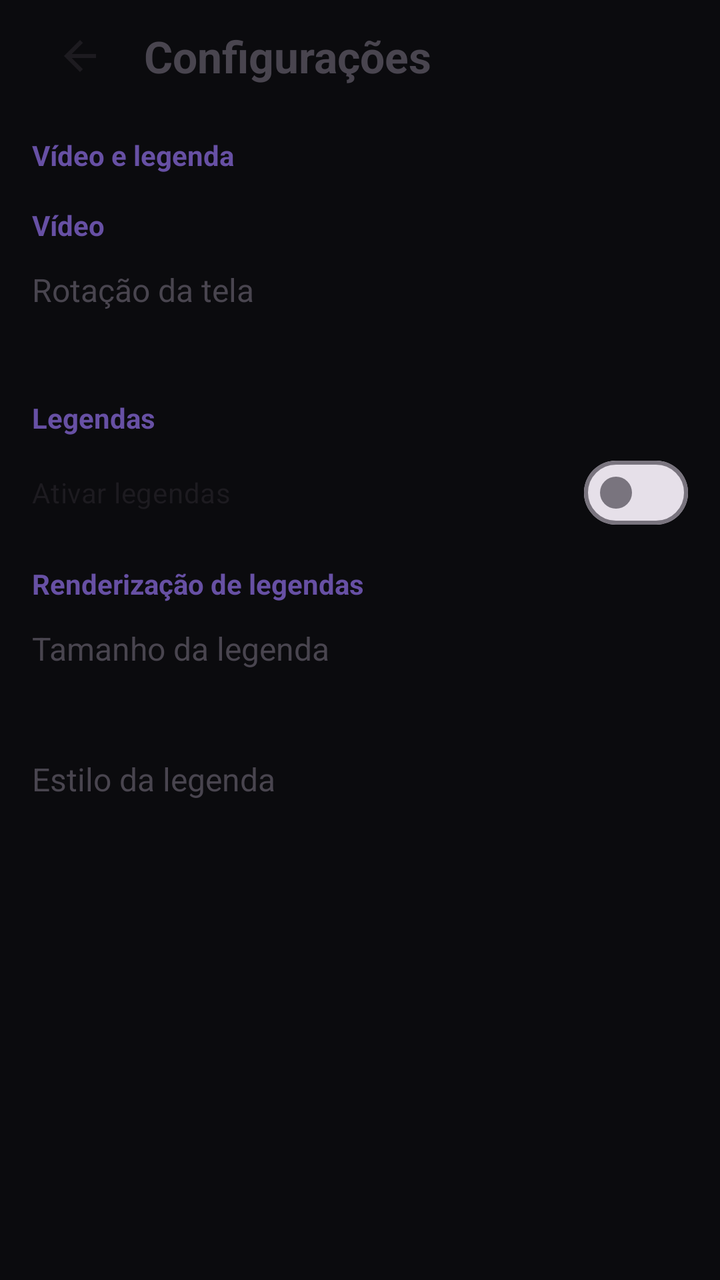
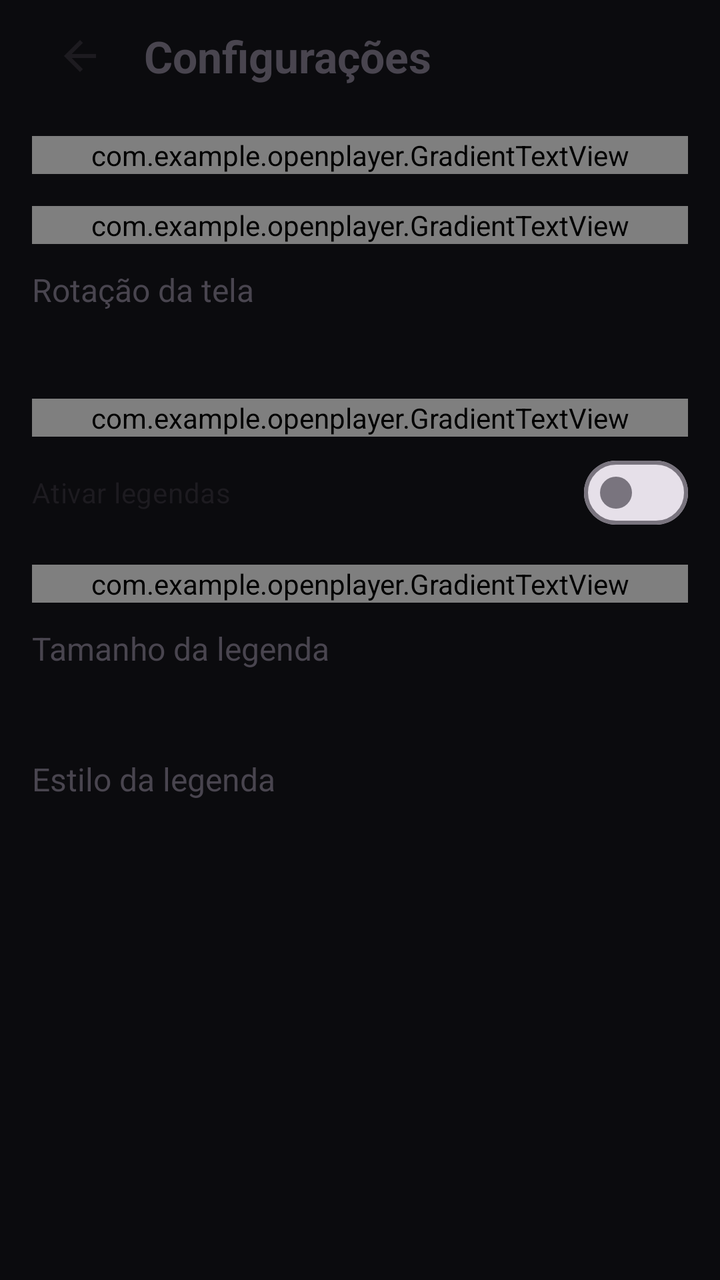

Compare the two renders of this Android layout. The source of the first and the diff that turns it into the second are given below.
<!-- AndroidManifest.xml: application theme Theme.OpenPlayer -->
<!-- res/layout/activity_settings.xml -->
<?xml version="1.0" encoding="utf-8"?>
<ScrollView xmlns:android="http://schemas.android.com/apk/res/android"
    android:layout_width="match_parent"
    android:layout_height="match_parent">

    <LinearLayout
        android:layout_width="match_parent"
        android:layout_height="wrap_content"
        android:orientation="vertical"
        android:paddingHorizontal="16dp"
        android:paddingBottom="24dp">

        <LinearLayout
            android:layout_width="match_parent"
            android:layout_height="56dp"
            android:gravity="center_vertical"
            android:orientation="horizontal">

            <ImageButton
                android:id="@+id/btnBack"
                android:layout_width="48dp"
                android:layout_height="48dp"
                android:background="?attr/selectableItemBackgroundBorderless"
                android:contentDescription="@string/back"
                android:src="@drawable/ic_arrow_back"
                android:tint="?attr/colorOnSurface" />

            <TextView
                android:layout_width="0dp"
                android:layout_height="wrap_content"
                android:layout_marginStart="8dp"
                android:layout_weight="1"
                android:text="@string/menu_settings"
                android:textSize="22sp"
                android:textStyle="bold" />
        </LinearLayout>

        <TextView
            android:layout_width="match_parent"
            android:layout_height="wrap_content"
            android:layout_marginTop="12dp"
            android:text="@string/settings_group"
            android:textColor="?attr/colorPrimary"
            android:textSize="14sp"
            android:textStyle="bold" />

        <TextView
            android:layout_width="match_parent"
            android:layout_height="wrap_content"
            android:layout_marginTop="16dp"
            android:text="@string/settings_video"
            android:textColor="?attr/colorPrimary"
            android:textSize="14sp"
            android:textStyle="bold" />

        <LinearLayout
            android:id="@+id/rowRotation"
            android:layout_width="match_parent"
            android:layout_height="wrap_content"
            android:background="?attr/selectableItemBackground"
            android:orientation="vertical"
            android:paddingVertical="12dp">

            <TextView
                android:layout_width="match_parent"
                android:layout_height="wrap_content"
                android:text="@string/settings_rotation"
                android:textSize="16sp" />

            <TextView
                android:id="@+id/rotationValue"
                android:layout_width="match_parent"
                android:layout_height="wrap_content"
                android:layout_marginTop="2dp"
                android:alpha="0.7"
                android:textSize="13sp" />
        </LinearLayout>

        <TextView
            android:layout_width="match_parent"
            android:layout_height="wrap_content"
            android:layout_marginTop="12dp"
            android:text="@string/settings_subtitles"
            android:textColor="?attr/colorPrimary"
            android:textSize="14sp"
            android:textStyle="bold" />

        <com.google.android.material.materialswitch.MaterialSwitch
            android:id="@+id/switchSubs"
            android:layout_width="match_parent"
            android:layout_height="wrap_content"
            android:layout_marginTop="4dp"
            android:text="@string/settings_subs_enable" />

        <TextView
            android:layout_width="match_parent"
            android:layout_height="wrap_content"
            android:layout_marginTop="12dp"
            android:text="@string/settings_subs_render"
            android:textColor="?attr/colorPrimary"
            android:textSize="14sp"
            android:textStyle="bold" />

        <LinearLayout
            android:id="@+id/rowSubSize"
            android:layout_width="match_parent"
            android:layout_height="wrap_content"
            android:background="?attr/selectableItemBackground"
            android:orientation="vertical"
            android:paddingVertical="12dp">

            <TextView
                android:layout_width="match_parent"
                android:layout_height="wrap_content"
                android:text="@string/settings_sub_size"
                android:textSize="16sp" />

            <TextView
                android:id="@+id/subSizeValue"
                android:layout_width="match_parent"
                android:layout_height="wrap_content"
                android:layout_marginTop="2dp"
                android:alpha="0.7"
                android:textSize="13sp" />
        </LinearLayout>

        <LinearLayout
            android:id="@+id/rowSubStyle"
            android:layout_width="match_parent"
            android:layout_height="wrap_content"
            android:background="?attr/selectableItemBackground"
            android:orientation="vertical"
            android:paddingVertical="12dp">

            <TextView
                android:layout_width="match_parent"
                android:layout_height="wrap_content"
                android:text="@string/settings_sub_style"
                android:textSize="16sp" />

            <TextView
                android:id="@+id/subStyleValue"
                android:layout_width="match_parent"
                android:layout_height="wrap_content"
                android:layout_marginTop="2dp"
                android:alpha="0.7"
                android:textSize="13sp" />
        </LinearLayout>
    </LinearLayout>
</ScrollView>
<!-- resources referenced by this layout -->
<resources>
  <!-- drawable ic_arrow_back (drawable) -->
  <vector xmlns:android="http://schemas.android.com/apk/res/android"
      android:width="24dp"
      android:height="24dp"
      android:viewportWidth="24"
      android:viewportHeight="24"
      android:tint="?attr/colorControlNormal">
      <path android:fillColor="@android:color/white" android:pathData="M20,11H7.83l5.59,-5.59L12,4l-8,8 8,8 1.41,-1.41L7.83,13H20v-2z" />
  </vector>
  <string name="back">Voltar</string>
  <string name="menu_settings">Configurações</string>
  <string name="settings_group">Vídeo e legenda</string>
  <string name="settings_rotation">Rotação da tela</string>
  <string name="settings_sub_size">Tamanho da legenda</string>
  <string name="settings_sub_style">Estilo da legenda</string>
  <string name="settings_subs_enable">Ativar legendas</string>
  <string name="settings_subs_render">Renderização de legendas</string>
  <string name="settings_subtitles">Legendas</string>
  <string name="settings_video">Vídeo</string>
  <style name="Theme.OpenPlayer" parent="Theme.Material3.DayNight.NoActionBar">
          <item name="android:colorBackground">@color/app_bg</item>
          <item name="android:windowBackground">@color/app_bg</item>
      </style>
  <color name="app_bg">#0B0B0E</color>
</resources>

<!-- the commit's change to res/layout/activity_settings.xml (unified diff, before → after) -->
@@ -35,21 +35,19 @@
                 android:textStyle="bold" />
         </LinearLayout>
 
-        <TextView
+        <com.example.openplayer.GradientTextView
             android:layout_width="match_parent"
             android:layout_height="wrap_content"
             android:layout_marginTop="12dp"
             android:text="@string/settings_group"
-            android:textColor="?attr/colorPrimary"
             android:textSize="14sp"
             android:textStyle="bold" />
 
-        <TextView
+        <com.example.openplayer.GradientTextView
             android:layout_width="match_parent"
             android:layout_height="wrap_content"
             android:layout_marginTop="16dp"
             android:text="@string/settings_video"
-            android:textColor="?attr/colorPrimary"
             android:textSize="14sp"
             android:textStyle="bold" />
 
@@ -76,12 +74,11 @@
                 android:textSize="13sp" />
         </LinearLayout>
 
-        <TextView
+        <com.example.openplayer.GradientTextView
             android:layout_width="match_parent"
             android:layout_height="wrap_content"
             android:layout_marginTop="12dp"
             android:text="@string/settings_subtitles"
-            android:textColor="?attr/colorPrimary"
             android:textSize="14sp"
             android:textStyle="bold" />
 
@@ -92,12 +89,11 @@
             android:layout_marginTop="4dp"
             android:text="@string/settings_subs_enable" />
 
-        <TextView
+        <com.example.openplayer.GradientTextView
             android:layout_width="match_parent"
             android:layout_height="wrap_content"
             android:layout_marginTop="12dp"
             android:text="@string/settings_subs_render"
-            android:textColor="?attr/colorPrimary"
             android:textSize="14sp"
             android:textStyle="bold" />
 
